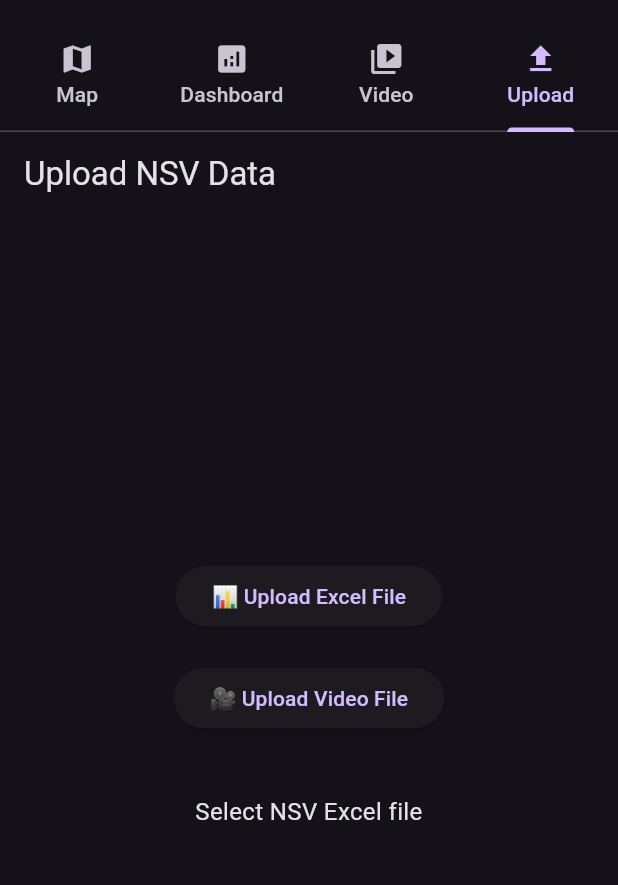
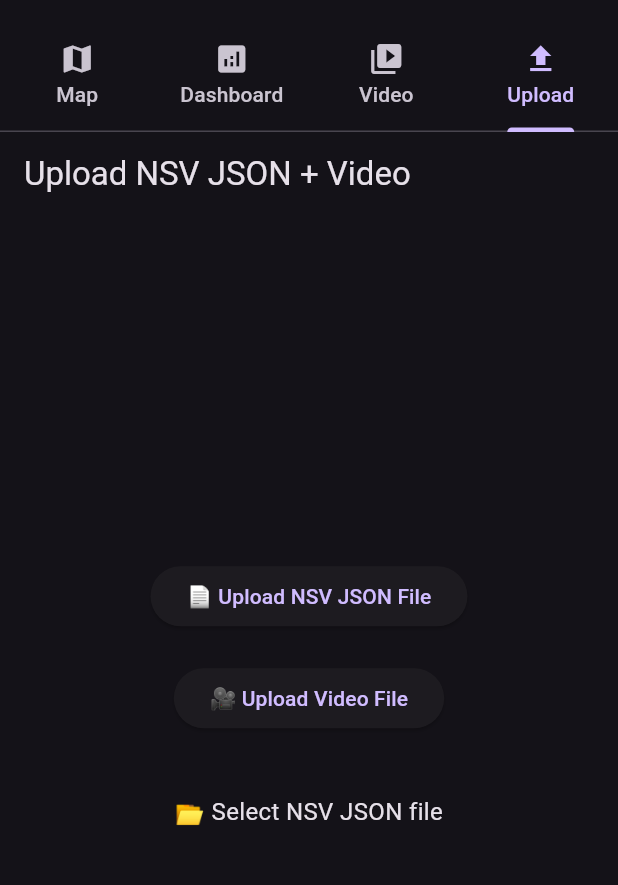
Before and after one commit to Arpitojha1/RoadEye, a Flutter app: the screen it shows after launch, tab 4 chosen, on a phone screen of 412 x 824 dp, the part 63-948 px from its top. Run offline on Flutter 3.47's test engine with Material 3 defaults, Android fonts, the phone set to English and light mode, and no system bars; our stand-ins replace file_picker, flutter_map, latlong2, video_player; missing offline and left inert: excel; statements that could not run were skipped.

Commit message:
removed excel parser to use json format

```diff
--- a/lib/models/distress_data.dart
+++ b/lib/models/distress_data.dart
@@ -33,15 +33,17 @@ class DistressData {
         'lane': lane,
       };
 
-  factory DistressData.fromJson(Map<String, dynamic> json) => DistressData(
-        startLat: json['startLat']?.toDouble() ?? 0.0,
-        startLon: json['startLon']?.toDouble() ?? 0.0,
-        roughness: json['roughness']?.toDouble() ?? 0.0,
-        rutting: json['rutting']?.toDouble() ?? 0.0,
-        cracking: json['cracking']?.toDouble() ?? 0.0,
-        ravelling: json['ravelling']?.toDouble() ?? 0.0,
-        region: json['region'] ?? 'plains',
-        severity: json['severity']?.toDouble() ?? 0.0,
-        lane: json['lane'] ?? 'L1',
-      );
+  factory DistressData.fromJson(Map<String, dynamic> json) {
+  return DistressData(
+    lane: json['lane'],
+    startLat: json['startLat'],
+    startLon: json['startLon'],
+    roughness: json['roughness'],
+    rutting: json['rutting'],
+    cracking: json['cracking'],
+    ravelling: json['ravelling'],
+    region: json['region'],
+    severity: json['severity'],
+  );
 }
+}
--- a/lib/screens/upload_screen.dart
+++ b/lib/screens/upload_screen.dart
@@ -1,9 +1,11 @@
+import 'dart:convert';
 import 'dart:io';
+
 import 'package:flutter/foundation.dart' show kIsWeb;
 import 'package:flutter/material.dart';
 import 'package:file_picker/file_picker.dart';
 
-import '../services/excel_parser.dart';
+import '../models/distress_data.dart';
 import '../services/shared_data.dart';
 
 class UploadScreen extends StatefulWidget {
@@ -14,19 +16,19 @@ class UploadScreen extends StatefulWidget {
 }
 
 class _UploadScreenState extends State<UploadScreen> {
-  String _status = 'Select NSV Excel file';
+  String _status = '📂 Select NSV JSON file';
   bool _isLoading = false;
 
-  Future<void> _processExcel() async {
+  Future<void> _processJson() async {
     setState(() {
       _isLoading = true;
-      _status = 'Selecting Excel file...';
+      _status = '📂 Selecting JSON file...';
     });
 
     try {
       final result = await FilePicker.platform.pickFiles(
         type: FileType.custom,
-        allowedExtensions: ['xlsx', 'xls'],
+        allowedExtensions: ['json'],
       );
 
       if (result != null && result.files.isNotEmpty) {
@@ -34,16 +36,27 @@ class _UploadScreenState extends State<UploadScreen> {
         final fileName = result.files.first.name;
 
         if (fileBytes != null) {
-          setState(() => _status = 'Processing data...');
-          final data = await ExcelParser.parseExcelBytes(fileBytes, fileName);
-          SharedData.instance.distressData = data;
-          setState(() => _status = '✅ Processed ${data.length} road segments');
+          setState(() => _status = '⚙️ Parsing "$fileName"...');
+
+          final jsonString = utf8.decode(fileBytes);
+          final jsonData = json.decode(jsonString) as List;
+
+          final distressData = jsonData.map((e) => DistressData.fromJson(e)).toList();
+          SharedData.instance.distressData = distressData;
+
+          if (distressData.isEmpty) {
+            setState(() => _status = '⚠️ No data found in "$fileName".');
+          } else {
+            setState(() => _status = '✅ Parsed ${distressData.length} segments from "$fileName".');
+          }
+        } else {
+          setState(() => _status = '❌ File was empty or unreadable.');
         }
       } else {
         setState(() => _status = '❌ File selection cancelled');
       }
     } catch (e) {
-      setState(() => _status = '❌ Error: ${e.toString()}');
+      setState(() => _status = '❌ Error parsing JSON: ${e.toString()}');
     } finally {
       setState(() => _isLoading = false);
     }
@@ -52,23 +65,23 @@ class _UploadScreenState extends State<UploadScreen> {
   Future<void> _processVideo() async {
     setState(() {
       _isLoading = true;
-    _status = 'Selecting video file...';
+      _status = '📂 Selecting video file...';
     });
 
     try {
       final result = await FilePicker.platform.pickFiles(
         type: FileType.video,
-      withData: false, // 🚫 prevent loading full video into memory
+        withData: false,
       );
 
       if (result != null && result.files.isNotEmpty) {
         final path = result.files.first.path;
 
         if (path != null) {
-        SharedData.instance.videoFile = File(path);  // ✅ Just store reference
-        setState(() => _status = '🎥 Large video file selected');
+          SharedData.instance.videoFile = File(path);
+          setState(() => _status = '🎥 Video selected: ${path.split('/').last}');
         } else {
-        setState(() => _status = '❌ Could not read file path');
+          setState(() => _status = '❌ Could not read video file path.');
         }
       } else {
         setState(() => _status = '❌ Video selection cancelled');
@@ -80,18 +93,17 @@ class _UploadScreenState extends State<UploadScreen> {
     }
   }
 
-
   @override
   Widget build(BuildContext context) {
     return Scaffold(
-      appBar: AppBar(title: const Text('Upload NSV Data')),
+      appBar: AppBar(title: const Text('Upload NSV JSON + Video')),
       body: Center(
         child: Column(
           mainAxisAlignment: MainAxisAlignment.center,
           children: [
             ElevatedButton(
-              onPressed: _isLoading ? null : _processExcel,
-              child: const Text('📊 Upload Excel File'),
+              onPressed: _isLoading ? null : _processJson,
+              child: const Text('📄 Upload NSV JSON File'),
             ),
             const SizedBox(height: 20),
             ElevatedButton(
@@ -101,10 +113,13 @@ class _UploadScreenState extends State<UploadScreen> {
             const SizedBox(height: 20),
             if (_isLoading) const CircularProgressIndicator(),
             const SizedBox(height: 20),
-            Text(
+            Padding(
+              padding: const EdgeInsets.symmetric(horizontal: 16),
+              child: Text(
                 _status,
                 textAlign: TextAlign.center,
                 style: const TextStyle(fontSize: 16),
+              ),
             ),
           ],
         ),
```
Also changed, not shown: lib/services/excel_parser.dart (deleted, +0 -111 lines). Lines whose indentation alone changed are shown as unchanged.
